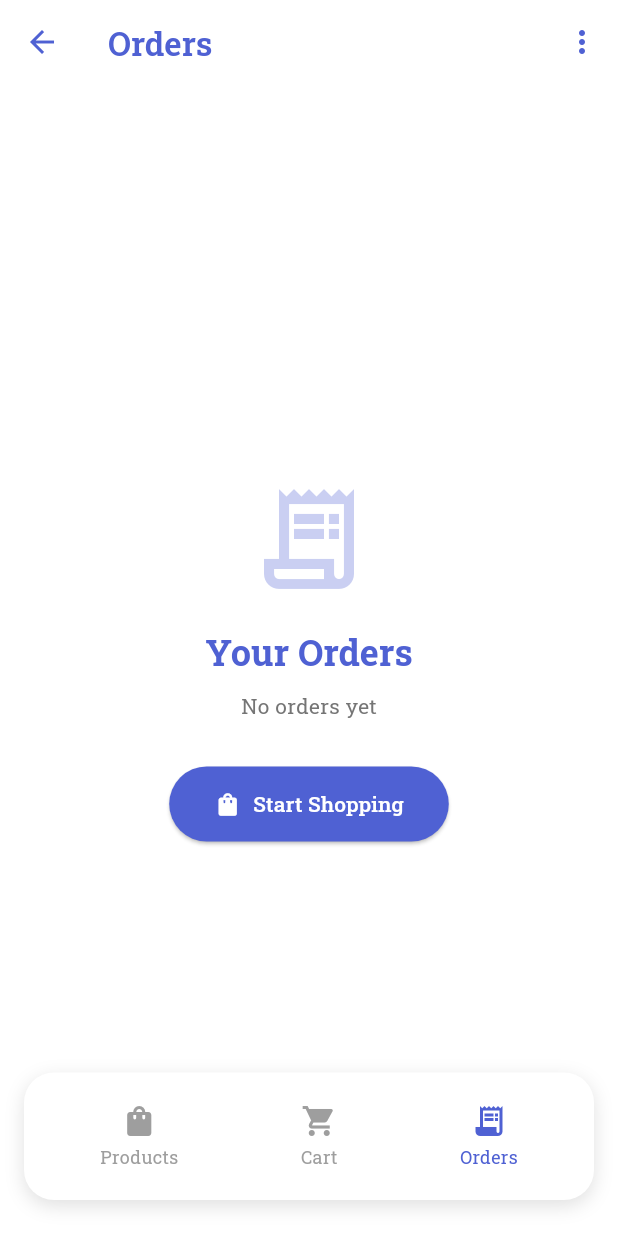
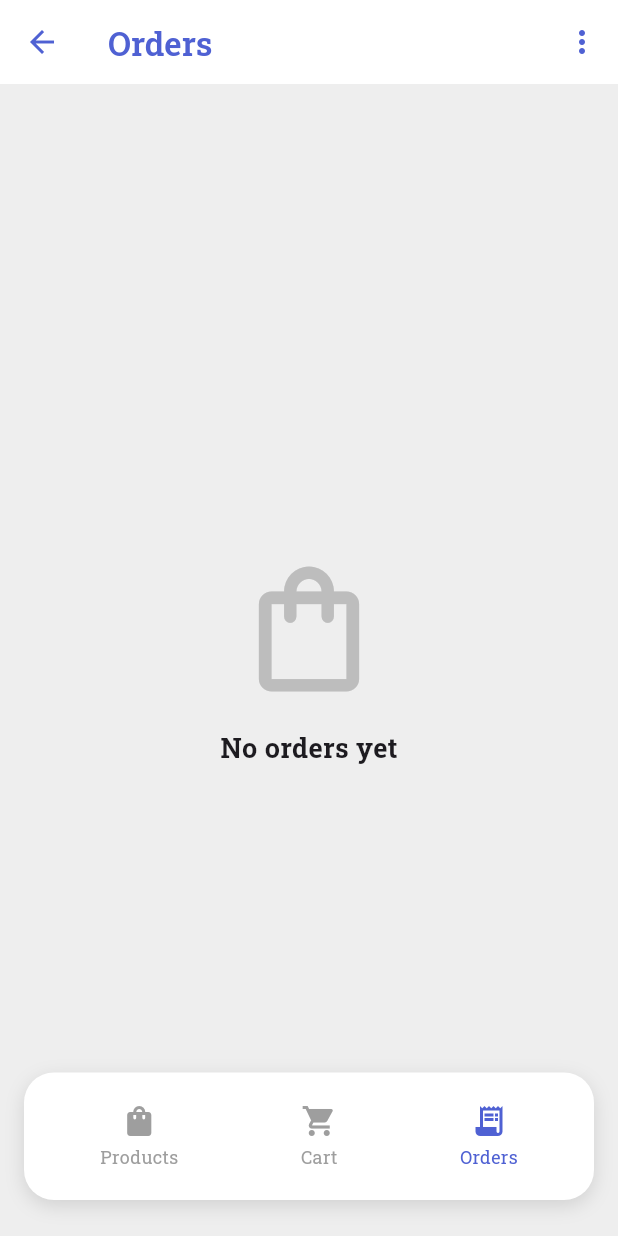
Before and after one commit to ejim11/micro-commerce-app---kenkeputa, a Flutter app: the HomeScreen screen opened by its route, item 3 of the bottom bar chosen, on a phone screen of 412 x 824 dp. Run offline on Flutter 3.47's test engine with Material 3 defaults, Android fonts, the phone set to English and light mode, and no system bars; our stand-ins replace flutter_riverpod, google_fonts, shared_preferences; accounts and stored records are empty; network calls fail.

Commit message:
✅ added the orders screen

```diff
--- a/client/lib/screens/home/orders_screen.dart
+++ b/client/lib/screens/home/orders_screen.dart
@@ -1,54 +1,105 @@
+import 'package:client/providers/auth_provider.dart';
+import 'package:client/providers/order_provider.dart';
 import 'package:flutter/material.dart';
+import 'package:flutter_riverpod/flutter_riverpod.dart';
 
-class OrdersScreen extends StatelessWidget {
+class OrdersScreen extends ConsumerStatefulWidget {
   const OrdersScreen({super.key});
 
   @override
+  ConsumerState<OrdersScreen> createState() => _OrdersScreenState();
+}
+
+class _OrdersScreenState extends ConsumerState<OrdersScreen> {
+  @override
+  void initState() {
+    super.initState();
+    WidgetsBinding.instance.addPostFrameCallback((_) {
+      _fetchOrders();
+    });
+  }
+
+  void _fetchOrders() {
+    final accessToken = ref.read(authProvider)?.accessToken;
+    if (accessToken != null) {
+      ref.read(orderProvider.notifier).fetchOrders(accessToken: accessToken);
+    }
+  }
+
+  @override
   Widget build(BuildContext context) {
-    return Container(
-      color: Colors.white,
-      child: Center(
+    final orderState = ref.watch(orderProvider);
+
+    if (orderState.isLoading && orderState.orders.isEmpty) {
+      return const Center(child: CircularProgressIndicator());
+    }
+
+    if (orderState.error != null && orderState.orders.isEmpty) {
+      return Center(
+        child: Column(
+          mainAxisAlignment: MainAxisAlignment.center,
+          children: [
+            const Icon(Icons.error_outline, size: 60, color: Colors.red),
+            const SizedBox(height: 16),
+            Text(orderState.error!),
+            const SizedBox(height: 16),
+            ElevatedButton(onPressed: _fetchOrders, child: const Text('Retry')),
+          ],
+        ),
+      );
+    }
+
+    if (orderState.orders.isEmpty) {
+      return Center(
         child: Column(
           mainAxisAlignment: MainAxisAlignment.center,
           children: [
             Icon(
-              Icons.receipt_long_outlined,
-              size: 80,
-              color: Theme.of(context).colorScheme.onPrimary.withOpacity(0.3),
+              Icons.shopping_bag_outlined,
+              size: 100,
+              color: Colors.grey[400],
             ),
-            const SizedBox(height: 20),
-            Text(
-              'Your Orders',
-              style: Theme.of(context).textTheme.headlineSmall!.copyWith(
-                color: Theme.of(context).colorScheme.onPrimary,
-                fontWeight: FontWeight.bold,
-              ),
-            ),
-            const SizedBox(height: 10),
-            Text(
+            const SizedBox(height: 16),
+            const Text(
               'No orders yet',
-              style: Theme.of(
-                context,
-              ).textTheme.bodyMedium!.copyWith(color: Colors.grey[600]),
-            ),
-            const SizedBox(height: 30),
-            ElevatedButton.icon(
-              onPressed: () {
-                // TODO: Navigate to products or show order history
-              },
-              icon: const Icon(Icons.shopping_bag),
-              label: const Text('Start Shopping'),
-              style: ElevatedButton.styleFrom(
-                backgroundColor: Theme.of(context).colorScheme.onPrimary,
-                foregroundColor: Colors.white,
-                padding: const EdgeInsets.symmetric(
-                  horizontal: 30,
-                  vertical: 15,
-                ),
-              ),
+              style: TextStyle(fontSize: 18, fontWeight: FontWeight.bold),
             ),
           ],
         ),
+      );
+    }
+
+    return RefreshIndicator(
+      onRefresh: () async => _fetchOrders(),
+      child: ListView.builder(
+        padding: const EdgeInsets.all(16),
+        itemCount: orderState.orders.length,
+        itemBuilder: (context, index) {
+          final order = orderState.orders[index];
+          return Card(
+            margin: const EdgeInsets.only(bottom: 12),
+            child: ListTile(
+              title: Text('Order #${order.id.substring(0, 8)}'),
+              subtitle: Column(
+                crossAxisAlignment: CrossAxisAlignment.start,
+                children: [
+                  Text('Status: ${order.status}'),
+                  Text('Total: \$${order.totalAsDouble.toStringAsFixed(2)}'),
+                  Text('Date: ${order.createdAt.toString().substring(0, 10)}'),
+                ],
+              ),
+              trailing: const Icon(Icons.chevron_right),
+              onTap: () {
+                // Navigate to order details
+                // Navigator.pushNamed(
+                //   context,
+                //   '/order-details',
+                //   arguments: order.id,
+                // );
+              },
+            ),
+          );
+        },
       ),
     );
   }
```
